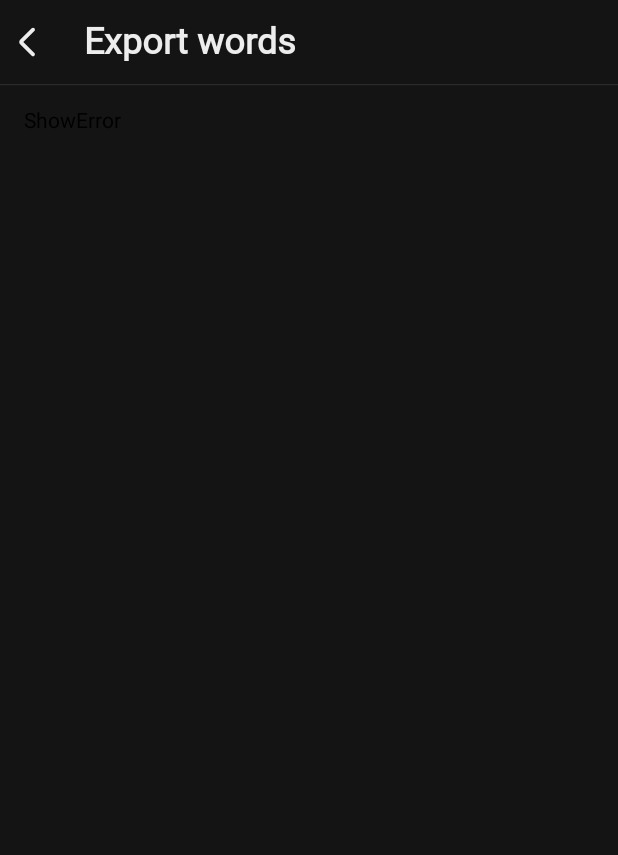
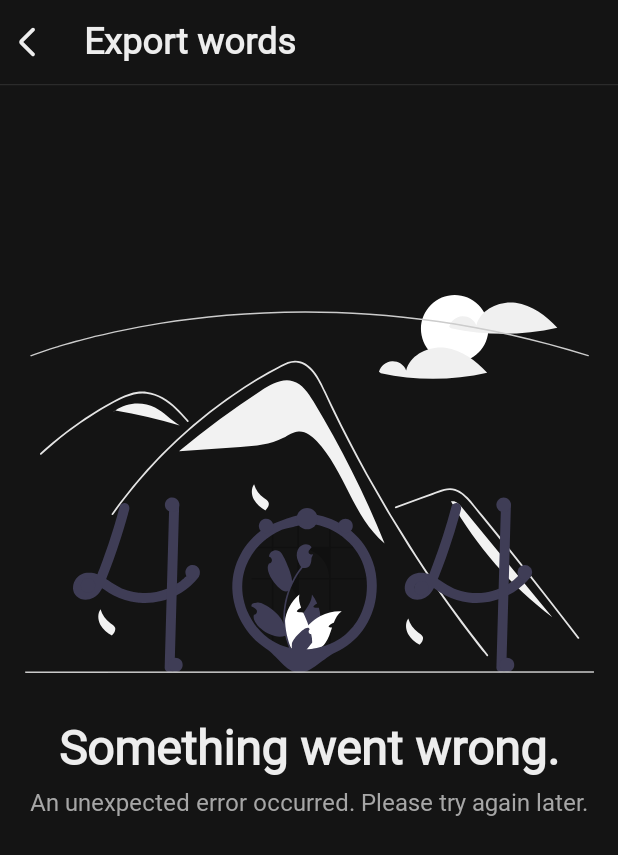
Before and after one commit to MarcelMilka/SayItAgain, an Android app built with Jetpack Compose: the exportWordsScreen screen opened through its navigation route, on a phone screen of 412 x 824 dp. Shown: the top 855 px of the screen. Run offline under Robolectric (Android 15) with nearby library versions, the phone set to English and light mode, and no system bars; our stand-ins replace Dagger/Hilt's generated code; Roboto replaces fonts that are not available here.

Commit message:
feat: add missing ui inside exportWordsDisconnectedContent and exportWordsErrorContent

```diff
--- a/feature/saved/src/main/java/eu/project/saved/exportWords/screen/content/ExportWordsErrorContent.kt
+++ b/feature/saved/src/main/java/eu/project/saved/exportWords/screen/content/ExportWordsErrorContent.kt
@@ -1,10 +1,65 @@
 package eu.project.saved.exportWords.screen.content
 
+import  androidx.compose.foundation.Image
+import androidx.compose.foundation.layout.Arrangement
 import androidx.compose.foundation.layout.BoxScope
-import androidx.compose.material3.Text
+import androidx.compose.foundation.layout.Column
+import androidx.compose.foundation.layout.fillMaxHeight
+import androidx.compose.foundation.layout.fillMaxWidth
 import androidx.compose.runtime.Composable
+import androidx.compose.ui.Alignment
+import androidx.compose.ui.Modifier
+import androidx.compose.ui.res.painterResource
+import androidx.compose.ui.res.stringResource
+import androidx.compose.ui.text.style.TextAlign
+import eu.project.ui.R
+import eu.project.ui.components.spacers.spacerV8
+import eu.project.ui.components.spacers.spacerVertical32
+import eu.project.ui.components.text.bodyLarge
+import eu.project.ui.components.text.headlineLarge
+import eu.project.ui.theme.SecondaryWhite
 
 @Composable
 fun BoxScope.exportWordsErrorContent() {
-    Text("ShowError")
+
+    // upper content
+    Column(
+        modifier = Modifier
+            .align(Alignment.TopCenter)
+            .fillMaxWidth()
+            .fillMaxHeight(0.50f),
+        verticalArrangement = Arrangement.Bottom,
+        horizontalAlignment = Alignment.CenterHorizontally,
+        content = {
+
+            Image(
+                painter = painterResource(id = R.drawable.error),
+                contentDescription = stringResource(R.string.illustration_error_description)
+            )
+        }
+    )
+
+    // bottom content
+    Column(
+        modifier = Modifier
+            .align(Alignment.BottomCenter)
+            .fillMaxWidth()
+            .fillMaxHeight(0.50f),
+        verticalArrangement = Arrangement.Top,
+        horizontalAlignment = Alignment.CenterHorizontally,
+        content = {
+
+            spacerVertical32()
+
+            headlineLarge(text = stringResource(R.string.something_went_wrong))
+
+            spacerV8()
+
+            bodyLarge(
+                text = stringResource(R.string.something_went_wrong_explanation),
+                color = SecondaryWhite,
+                textAlign = TextAlign.Center
+            )
+        }
+    )
 }
--- a/ui/src/main/java/eu/project/ui/components/spacers/Vertical.kt
+++ b/ui/src/main/java/eu/project/ui/components/spacers/Vertical.kt
@@ -5,6 +5,12 @@ import androidx.compose.foundation.layout.height
 import androidx.compose.runtime.Composable
 import androidx.compose.ui.Modifier
 import androidx.compose.ui.unit.dp
+
+@Composable
+fun spacerVertical32() {
+
+    Spacer(modifier = Modifier.height(32.dp))
+}
 
 @Composable
 fun spacerV16() {
--- a/ui/src/main/res/values/strings.xml
+++ b/ui/src/main/res/values/strings.xml
@@ -33,10 +33,14 @@
     <string name="send_to_email">Send to email</string>
     <string name="send_to_email_explanation">The exported file will be sent to the email address you provide.</string>
     <string name="or">Or</string>
+    <string name="something_went_wrong">Something went wrong.</string>
+    <string name="something_went_wrong_explanation">An unexpected error occurred. Please try again later.</string>
 
     <!--   Common   -->
     <string name="pick_and_transcribe">Pick and transcribe</string>
     <string name="something_is_off">Something’s off…</string>
+    <string name="no_internet_connection">No internet connection.</string>
+    <string name="no_internet_connection_explanation">You need to be online to generate a transcription. Please connect to the internet to continue.</string>
 
 
 
@@ -45,6 +49,7 @@
     <string name="back_icon_description">Back</string>
     <string name="info_icon_description">Info</string>
     <string name="illustration_error_description">Error</string>
+    <string name="illustration_offline_description">Offline</string>
     <string name="illustration_empty_description">Empty</string>
 
 
```
Also changed, not shown: feature/saved/src/main/java/eu/project/saved/exportWords/screen/content/ExportWordsDisconnectedContent.kt (+58 -1 lines).
